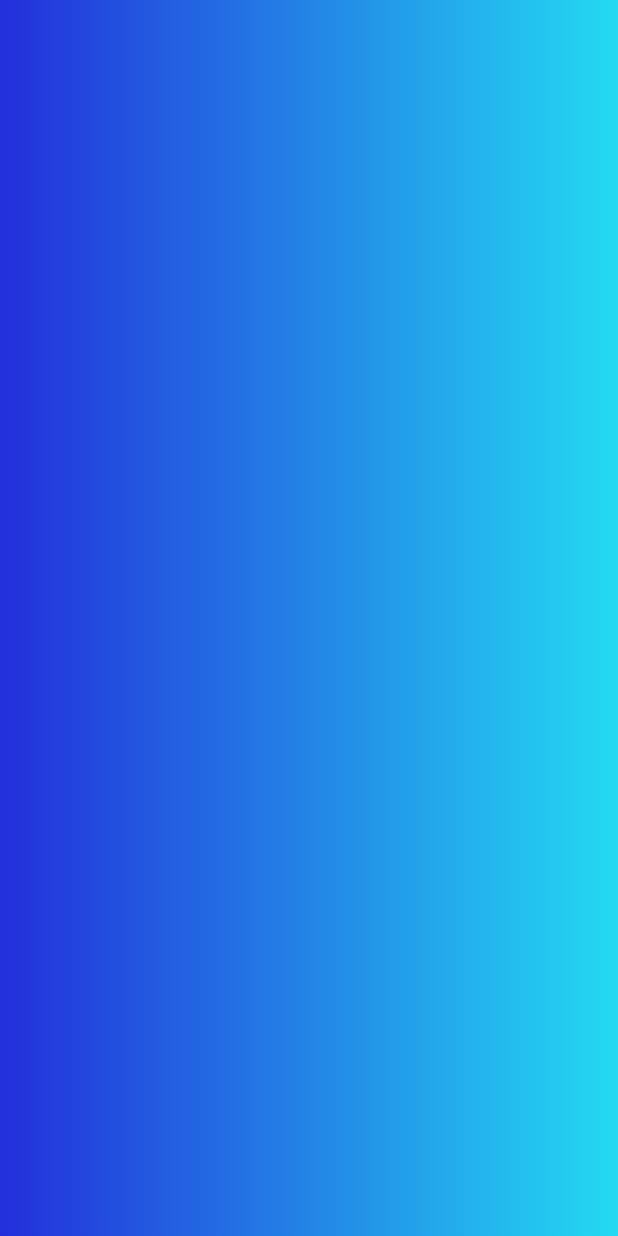
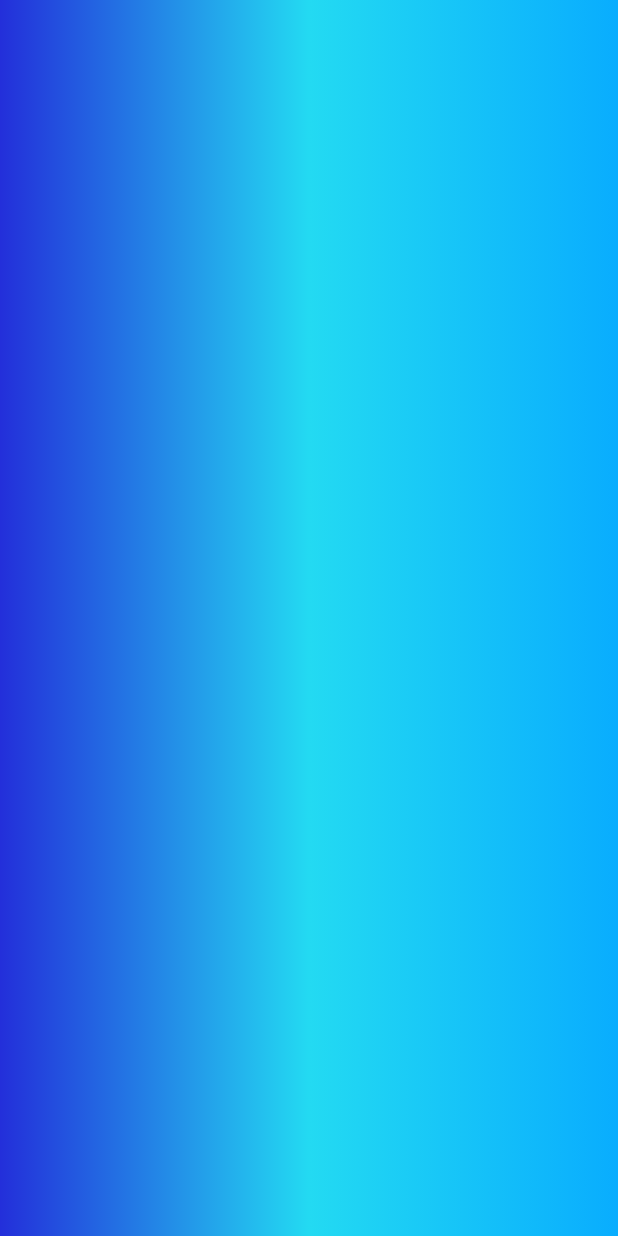
Before and after one commit to Vijay6868/learning-flutter, a Flutter app: the screen it shows after launch, on a phone screen of 412 x 824 dp. Run offline on Flutter 3.47's test engine with Material 3 defaults, Android fonts, the phone set to English and light mode, and no system bars.

Commit message:
minor change

```diff
--- a/vs_code/demo_project/demo_application/lib/pages/home.dart
+++ b/vs_code/demo_project/demo_application/lib/pages/home.dart
@@ -18,8 +18,11 @@ class _HomeState extends State<Home> {
           gradient: LinearGradient(
             colors: [
               Color(0xFF232FDA), // Correct usage of Color
-              Color(0xFF23DAF2)  // Added a second color for the gradient
-            ]
+              Color(0xFF23DAF2),  // Added a second color for the gradient
+              Color(0xFF09adfe)
+            ],
+            begin: Alignment.topLeft,
+            end: Alignment.topRight
           ),
         ),
         child: Column(
```
